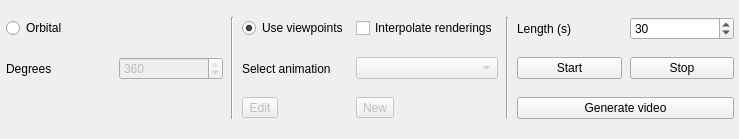
open-scan-crew/OpenScanTools, file src/gui/forms/toolbar_animationgroup.ui: the form before one commit.
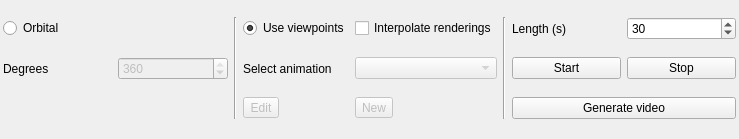
The form after the commit.

Commit message: Fix animation mode radio exclusivity and align toolbar spacing (#498)

Patch:
```diff
--- a/src/gui/forms/toolbar_animationgroup.ui
+++ b/src/gui/forms/toolbar_animationgroup.ui
@@ -15,22 +15,25 @@
   </property>
   <layout class="QGridLayout" name="gridLayout">
    <property name="leftMargin">
-    <number>6</number>
+    <number>3</number>
    </property>
    <property name="topMargin">
-    <number>3</number>
+    <number>0</number>
    </property>
    <property name="rightMargin">
-    <number>5</number>
+    <number>3</number>
    </property>
    <property name="bottomMargin">
-    <number>3</number>
+    <number>0</number>
+   </property>
+   <property name="horizontalSpacing">
+    <number>6</number>
    </property>
    <property name="horizontalSpacing">
     <number>8</number>
    </property>
    <property name="verticalSpacing">
-    <number>3</number>
+    <number>0</number>
    </property>
    <item row="0" column="0">
     <widget class="QRadioButton" name="orbital360RadioButton">
```
Left out of the diff: 6 changed lines with no effect on the pictures. Lines whose indentation alone changed are shown as unchanged. The commit also changes 2 other files.
